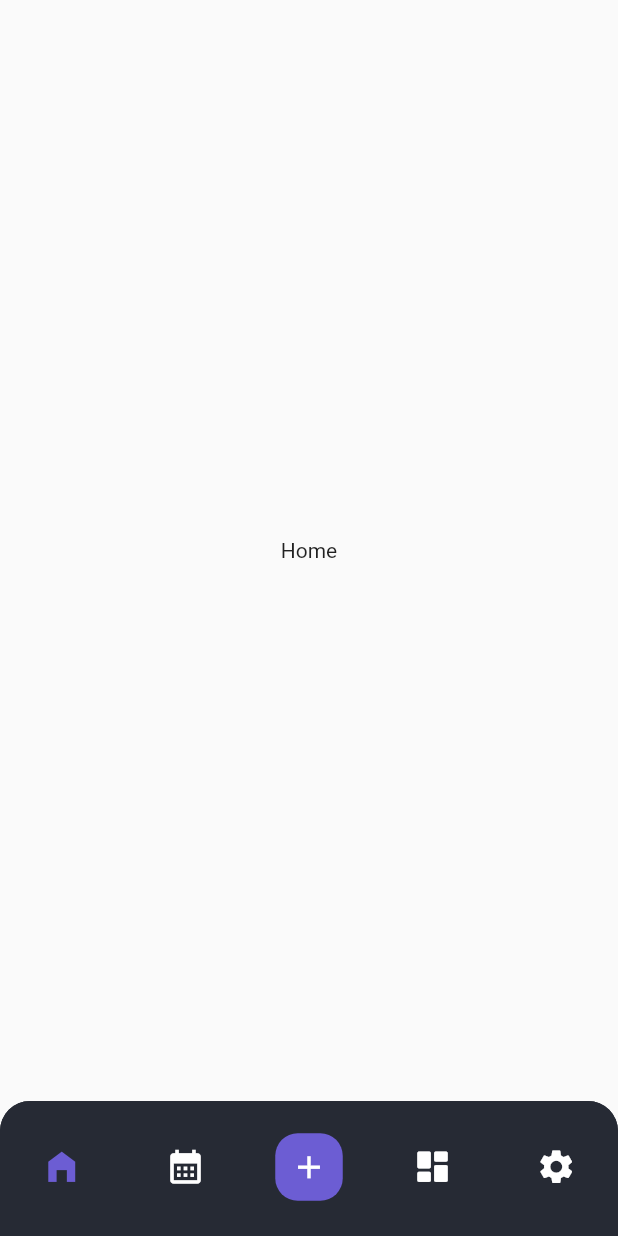
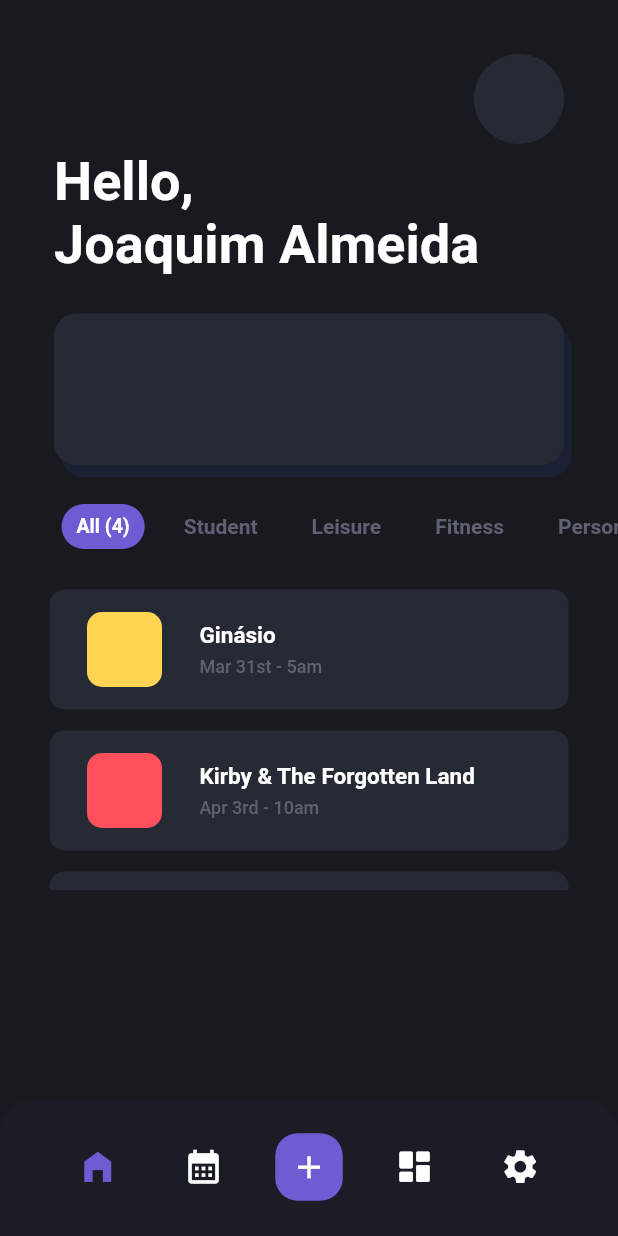
Before and after one commit to DreFlo/lgp-2223-sc1, a Flutter app: the screen it shows after launch, on a phone screen of 412 x 824 dp. Run offline on Flutter 3.47's test engine with Material 2 defaults, Android fonts, the phone set to English and light mode, and no system bars; our stand-ins replace floor, flutter_svg, get_it, lottie, rive, sqflite; accounts and stored records are empty; generated files the repository leaves out were written again; Roboto replaces fonts that are missing (Poppins).

Commit message:
Main page

```diff
--- a/src/lib/app.dart
+++ b/src/lib/app.dart
@@ -3,7 +3,20 @@ import 'package:flutter_gen/gen_l10n/app_localizations.dart';
 import 'package:src/utils/service_locator.dart';
 
 import 'flavors.dart';
-import 'pages/my_home_page.dart';
+import 'pages/my_navigation_page.dart';
+
+const Map<int, Color> color = {
+  50: Color.fromRGBO(108, 93, 211, .1),
+  100: Color.fromRGBO(108, 93, 211, .2),
+  200: Color.fromRGBO(108, 93, 211, .3),
+  300: Color.fromRGBO(108, 93, 211, .4),
+  400: Color.fromRGBO(108, 93, 211, .5),
+  500: Color.fromRGBO(108, 93, 211, .6),
+  600: Color.fromRGBO(108, 93, 211, .7),
+  700: Color.fromRGBO(108, 93, 211, .8),
+  800: Color.fromRGBO(108, 93, 211, .9),
+  900: Color.fromRGBO(108, 93, 211, 1),
+};
 
 class App extends StatelessWidget {
   const App({Key? key}) : super(key: key);
@@ -19,11 +32,62 @@ class App extends StatelessWidget {
             localizationsDelegates: AppLocalizations.localizationsDelegates,
             supportedLocales: AppLocalizations.supportedLocales,
             theme: ThemeData(
-              primarySwatch: Colors.blue,
-            ),
+                fontFamily: 'Poppins',
+                primarySwatch: const MaterialColor(0xFF6C5DD3, color),
+                scaffoldBackgroundColor: const Color(0xFF181A20),
+                textTheme: const TextTheme(
+                  labelSmall: TextStyle(
+                      color: Color(0xFF71788D),
+                      fontSize: 13,
+                      fontWeight: FontWeight.normal),
+                  headlineSmall: TextStyle(
+                      color: Colors.white,
+                      fontSize: 15,
+                      fontWeight: FontWeight.bold),
+                  displayMedium: TextStyle(
+                      fontSize: 14,
+                      color: Color(0xFF71788D),
+                      fontWeight: FontWeight.w400),
+                  headlineMedium: TextStyle(
+                      fontSize: 12,
+                      color: Colors.white,
+                      fontWeight: FontWeight.w500),
+                  titleLarge: TextStyle(
+                      color: Colors.white,
+                      fontSize: 36,
+                      fontWeight: FontWeight.bold),
+                  titleMedium: TextStyle(
+                      color: Colors.white,
+                      fontSize: 24,
+                      fontWeight: FontWeight.w600),
+                  titleSmall: TextStyle(
+                      color: Colors.white,
+                      fontSize: 18,
+                      fontWeight: FontWeight.bold),
+                  bodyMedium: TextStyle(
+                      color: Colors.white,
+                      fontSize: 13,
+                      fontWeight: FontWeight.bold),
+                  displaySmall: TextStyle(
+                      color: Colors.white,
+                      fontSize: 13,
+                      fontWeight: FontWeight.w600),
+                  bodySmall: TextStyle(
+                      color: Colors.white,
+                      fontSize: 16,
+                      fontWeight: FontWeight.normal),
+                  bodyLarge: TextStyle(
+                      color: Color(0xFF5E6272),
+                      fontSize: 12,
+                      fontWeight: FontWeight.w500),
+                  labelLarge: TextStyle(
+                      color: Color(0xFF5E6272),
+                      fontSize: 14,
+                      fontWeight: FontWeight.w600),
+                )),
             home: const Scaffold(
               body: Center(
-                child: MyHomePage(),
+                child: MyNavigationPage(),
               ),
             ),
           );
--- /dev/null
+++ b/src/lib/pages/home/my_badge_placeholder.dart
@@ -0,0 +1,30 @@
+import 'package:flutter/material.dart';
+import 'package:src/themes/colors.dart';
+
+class MyBadgePlaceholder extends StatefulWidget {
+  const MyBadgePlaceholder({Key? key}) : super(key: key);
+
+  @override
+  State<MyBadgePlaceholder> createState() => _MyBadgePlaceholderState();
+}
+
+class _MyBadgePlaceholderState extends State<MyBadgePlaceholder> {
+  @override
+  Widget build(BuildContext context) {
+    return Container(
+      height: 101,
+      margin: const EdgeInsets.only(top: 25, right: 36, left: 36),
+      decoration: const BoxDecoration(
+        color: grayButton,
+        borderRadius: BorderRadius.all(Radius.circular(15)),
+        boxShadow: [
+          BoxShadow(
+            color: shadowColor,
+            offset: Offset(5, 8), // changes position of shadow
+          ),
+        ],
+      ),
+      // TODO - add content here
+    );
+  }
+}
--- /dev/null
+++ b/src/lib/pages/home/my_home_page.dart
@@ -0,0 +1,53 @@
+import 'package:flutter/material.dart';
+import 'package:src/pages/home/my_horizontal_scrollview.dart';
+import 'package:src/pages/home/my_profile_pic.dart';
+import 'package:src/pages/home/my_task_listview.dart';
+import 'package:src/pages/home/my_welcome_message.dart';
+import 'package:src/themes/colors.dart';
+
+import 'my_badge_placeholder.dart';
+
+class MyHomePage extends StatefulWidget {
+  const MyHomePage({Key? key}) : super(key: key);
+
+  @override
+  State<MyHomePage> createState() => _MyHomePageState();
+}
+
+class _MyHomePageState extends State<MyHomePage> {
+  int _selectedIndex = 0;
+  String name = "Joaquim Almeida"; // TODO Get name from database
+
+  @override
+  Widget build(BuildContext context) {
+    return Scaffold(
+      backgroundColor: appBackground,
+      body: Stack(
+        children: [
+          const Padding(
+            padding: EdgeInsets.only(right: 36, top: 36),
+            child: MyProfilePic()
+          ),
+          Column(
+            crossAxisAlignment: CrossAxisAlignment.start,
+            children: [
+              Padding(
+                  padding: const EdgeInsets.only(left: 36, top: 100),
+                  child: MyWelcomeMessage(name: name)),
+              const MyBadgePlaceholder(),
+              MyHorizontalScrollView(
+                selectedIndex: _selectedIndex,
+                setSelectedIndex: (int index) =>
+                    setState(() => _selectedIndex = index),
+              ),
+              const SizedBox(
+                height: 207,
+                child: MyTaskListView(),
+              )
+            ],
+          ),
+        ],
+      ),
+    );
+  }
+}
--- /dev/null
+++ b/src/lib/pages/home/my_horizontal_scrollview.dart
@@ -0,0 +1,91 @@
+import 'package:flutter/material.dart';
+import 'package:src/themes/colors.dart';
+
+class MyHorizontalScrollView extends StatefulWidget {
+  final int selectedIndex;
+  final Function(int) setSelectedIndex;
+
+  const MyHorizontalScrollView(
+      {Key? key, required this.selectedIndex, required this.setSelectedIndex})
+      : super(key: key);
+
+  @override
+  State<MyHorizontalScrollView> createState() => _MyHorizontalScrollViewState();
+}
+
+class _MyHorizontalScrollViewState extends State<MyHorizontalScrollView> {
+  final ScrollController _scrollController = ScrollController();
+  final Map<String, Color> items = {
+    'All (4)': mainPurple,
+    'Student': studentColor,
+    'Leisure': leisureColor,
+    'Fitness': fitnessColor,
+    'Personal': personalColor
+  };
+
+  void _onItemTap(int index) {
+    setState(() {
+      widget.setSelectedIndex(index);
+    });
+    _scrollToItem(index);
+  }
+
+  void _scrollToItem(int index) {
+    double itemWidth = MediaQuery.of(context).size.width / 2.5;
+    double itemOffset = index * itemWidth;
+    double screenWidth = MediaQuery.of(context).size.width;
+    double scrollOffset = itemOffset - screenWidth / 2 + (itemWidth / 2);
+    _scrollController.animateTo(scrollOffset,
+        duration: const Duration(milliseconds: 800), curve: Curves.easeInOut);
+  }
+
+  Widget buildSelectedItem(int index, String name, Color color) {
+    return Container(
+      height: 30,
+      alignment: Alignment.center,
+      margin: const EdgeInsets.symmetric(horizontal: 8),
+      padding: const EdgeInsets.symmetric(horizontal: 10),
+      decoration: BoxDecoration(
+        color: color,
+        borderRadius: BorderRadius.circular(18.5),
+      ),
+      child: Text(name,
+          textAlign: TextAlign.center,
+          style: Theme.of(context).textTheme.bodyMedium),
+    );
+  }
+
+  Widget buildUnselectedItem(int index, String name) {
+    return Padding(
+      padding: const EdgeInsets.symmetric(horizontal: 18),
+      child: Text(name,
+          textAlign: TextAlign.center,
+          style: Theme.of(context).textTheme.labelLarge),
+    );
+  }
+
+  Widget buildItem(int index, String name, Color color, bool isSelected) {
+    return GestureDetector(
+        onTap: () => _onItemTap(index),
+        child: isSelected
+            ? buildSelectedItem(index, name, color)
+            : buildUnselectedItem(index, name));
+  }
+
+  @override
+  Widget build(BuildContext context) {
+    return SingleChildScrollView(
+        controller: _scrollController,
+        scrollDirection: Axis.horizontal,
+        child: Padding(
+          padding: const EdgeInsets.only(left: 33, top: 26, bottom: 20),
+          child: Row(
+            children: [
+              for (var i = 0; i < items.length; i++)
+                buildItem(i, items.keys.elementAt(i), items.values.elementAt(i),
+                    i == widget.selectedIndex),
+            ],
+          ),
+        ));
+  }
+}
--- /dev/null
+++ b/src/lib/pages/home/my_profile_pic.dart
@@ -0,0 +1,30 @@
+import 'package:flutter/material.dart';
+import 'package:src/themes/colors.dart';
+
+class MyProfilePic extends StatefulWidget {
+  const MyProfilePic({Key? key}) : super(key: key);
+
+  @override
+  State<MyProfilePic> createState() => _MyProfilePicState();
+}
+
+class _MyProfilePicState extends State<MyProfilePic> {
+  @override
+  Widget build(BuildContext context) {
+    return Row(
+      children: [
+        const Spacer(),
+        GestureDetector(
+          onTap: () {
+            // TODO Handle the tap on the profile picture
+          },
+          child: const CircleAvatar(
+            radius: 30,
+            backgroundColor: grayButton,
+            // TODO Get profile pic - backgroundImage: AssetImage(path),
+          ),
+        )
+      ],
+    );
+  }
+}
--- /dev/null
+++ b/src/lib/pages/home/my_task_card.dart
@@ -0,0 +1,76 @@
+import 'package:flutter/material.dart';
+import 'package:intl/intl.dart';
+import 'package:src/themes/colors.dart';
+
+class MyTaskCard extends StatefulWidget {
+  final String name;
+  final DateTime deadline;
+  final String module;
+
+  const MyTaskCard({Key? key, required this.name, required this.deadline, required this.module}) : super(key: key);
+
+  @override
+  State<MyTaskCard> createState() => _MyTaskCardState();
+}
+
+class _MyTaskCardState extends State<MyTaskCard> {
+  final Map<String, Color> moduleColors = {
+    'Student': studentColor,
+    'Leisure': leisureColor,
+    'Personal': personalColor,
+    'Fitness': fitnessColor,
+  };
+
+  formatDeadline(DateTime deadline) {
+    Map<int, String> suffixes = {
+      1: 'st',
+      2: 'nd',
+      3: 'rd',
+    };
+
+    String ordinalDay = (deadline.day >= 11 && deadline.day <= 13)
+        ? 'th'
+        : suffixes[deadline.day % 10] ?? 'th';
+
+    return DateFormat("MMM d'$ordinalDay' - ha")
+        .format(deadline)
+        .replaceAll('AM', 'am')
+        .replaceAll('PM', 'pm');
+  }
+
+  @override
+  Widget build(BuildContext context) {
+    return Container(
+      height: 80,
+      margin: const EdgeInsets.symmetric(vertical: 7, horizontal: 33),
+      decoration: BoxDecoration(
+        borderRadius: BorderRadius.circular(10),
+        color: grayButton,
+      ),
+      child: Row(children: [
+        Container(
+            width: 50,
+            height: 50,
+            margin: const EdgeInsets.symmetric(
+                vertical: 15, horizontal: 25),
+            decoration: BoxDecoration(
+              borderRadius: BorderRadius.circular(10),
+              color: moduleColors[widget.module],
+            )),
+        Column(
+          mainAxisAlignment: MainAxisAlignment.center,
+          crossAxisAlignment: CrossAxisAlignment.start,
+          children: [
+            Text(widget.name,
+                style: Theme.of(context).textTheme.headlineSmall),
+            const SizedBox(height: 5),
+            Text(
+              formatDeadline(widget.deadline),
+              style: Theme.of(context).textTheme.bodyLarge,
+            ),
+          ],
+        ),
+      ]),
+    );
+  }
+}
--- /dev/null
+++ b/src/lib/pages/home/my_task_listview.dart
@@ -0,0 +1,62 @@
+import 'package:flutter/material.dart';
+
+import '../../models/student/task.dart';
+import '../../utils/enums.dart';
+import 'my_task_card.dart';
+
+class MyTaskListView extends StatefulWidget {
+  const MyTaskListView({Key? key}) : super(key: key);
+
+  @override
+  State<MyTaskListView> createState() => _MyTaskListViewState();
+}
+
+class _MyTaskListViewState extends State<MyTaskListView> {
+  // TODO - get tasks from database
+  // TODO - change logic when we have events (leisure) - for now everything is tasks and description is being used to distinguish between modules
+  List<Task> items = [
+    Task(
+        id: 1,
+        name: 'Ginásio',
+        description: 'Student',
+        deadline: DateTime(2023, 3, 31, 5),
+        priority: Priority.high,
+        taskGroupId: 1),
+    Task(
+        id: 1,
+        name: 'Kirby & The Forgotten Land',
+        description: 'Leisure',
+        deadline: DateTime(2023, 4, 3, 10),
+        priority: Priority.medium,
+        taskGroupId: 1),
+    Task(
+        id: 1,
+        name: 'Caminhar',
+        description: 'Personal',
+        deadline: DateTime(2023, 4, 4, 5),
+        priority: Priority.low,
+        taskGroupId: 1),
+    Task(
+        id: 1,
+        name: 'Treino 5 Minutos',
+        description: 'Fitness',
+        deadline: DateTime(2023, 4, 5, 8),
+        priority: Priority.high,
+        taskGroupId: 1),
+  ];
+
+  @override
+  Widget build(BuildContext context) {
+    return SingleChildScrollView(
+        scrollDirection: Axis.vertical,
+        child: Column(
+          children: [
+            for (var item in items)
+              MyTaskCard(
+                  name: item.name,
+                  deadline: item.deadline,
+                  module: item.description)
+          ],
+        ));
+  }
+}
--- /dev/null
+++ b/src/lib/pages/home/my_welcome_message.dart
@@ -0,0 +1,26 @@
+import 'package:flutter/material.dart';
+
+class MyWelcomeMessage extends StatefulWidget {
+  final String name;
+
+  const MyWelcomeMessage({Key? key, required this.name}) : super(key: key);
+
+  @override
+  State<MyWelcomeMessage> createState() => _MyWelcomeMessageState();
+}
+
+class _MyWelcomeMessageState extends State<MyWelcomeMessage> {
+  @override
+  Widget build(BuildContext context) {
+    return Column(crossAxisAlignment: CrossAxisAlignment.start, children: [
+      Text(
+        'Hello,',
+        style: Theme.of(context).textTheme.titleLarge,
+      ),
+      Text(
+        widget.name,
+        style: Theme.of(context).textTheme.titleLarge,
+      ),
+    ]);
+  }
+}
--- a/src/lib/pages/my_home_page.dart
+++ b/src/lib/pages/my_navigation_page.dart
@@ -1,14 +1,16 @@
 import 'package:flutter/material.dart';
+import 'package:src/pages/home/my_home_page.dart';
 import 'package:src/widgets/my_bottom_navigation_bar.dart';
+import 'package:src/themes/colors.dart';
 
-class MyHomePage extends StatefulWidget {
-  const MyHomePage({Key? key}) : super(key: key);
+class MyNavigationPage extends StatefulWidget {
+  const MyNavigationPage({Key? key}) : super(key: key);
 
   @override
-  State<MyHomePage> createState() => _MyHomePageState();
+  State<MyNavigationPage> createState() => _MyNavigationPageState();
 }
 
-class _MyHomePageState extends State<MyHomePage> {
+class _MyNavigationPageState extends State<MyNavigationPage> {
   int _currentIndex = 0;
   late PageController _pageController;
 
@@ -35,9 +37,7 @@ class _MyHomePageState extends State<MyHomePage> {
   }
 
   List<Widget> pages = const [
-    Center(
-      child: Text("Home"), //TODO
-    ),
+    MyHomePage(),
     Center(
       child: Text("Calendar"), //TODO
     ),
@@ -53,6 +53,7 @@ class _MyHomePageState extends State<MyHomePage> {
   @override
   Widget build(BuildContext context) {
     return Scaffold(
+        backgroundColor: appBackground,
         body: SizedBox.expand(
             child: PageView(
           controller: _pageController,
--- a/src/lib/themes/colors.dart
+++ b/src/lib/themes/colors.dart
@@ -4,12 +4,16 @@ const Color mainPurple = Color(0xFF6C5DD3);
 
 const Color grayButton = Color(0xFF262A34);
 
+const Color bottomNavbar = Color(0xFF1A1D25);
+
+const Color shadowColor = Color(0xFF1B2135);
+
 const Color appBackground = Color(0xFF181A20);
 
-const Color studentColor = Color(0xFFFFDD72);
+const Color studentColor = Color(0xFFFFD551);
 
-const Color leisureColor = Color(0xFFF52349);
+const Color leisureColor = Color(0xFFFE505B);
 
 const Color personalColor = Color(0xFFB3FF67);
 
-const Color fitnessColor = Color(0xFF52ACFF);
+const Color fitnessColor = Color(0xFF4690FF);
--- a/src/lib/widgets/my_bottom_navigation_bar.dart
+++ b/src/lib/widgets/my_bottom_navigation_bar.dart
@@ -47,13 +47,14 @@ class _MyBottomNavigationBarState extends State<MyBottomNavigationBar> {
     return Container(
       width: MediaQuery.of(context).size.width,
       height: 90,
+      padding: const EdgeInsets.only(left: 30, right: 30),
       decoration: const BoxDecoration(
           borderRadius: BorderRadius.only(
             topLeft: Radius.circular(20),
             topRight: Radius.circular(20),
           ),
           boxShadow: [
-            BoxShadow(color: grayButton),
+            BoxShadow(color: bottomNavbar),
           ]),
       child: ClipRRect(
           borderRadius: const BorderRadius.only(
@@ -64,7 +65,7 @@ class _MyBottomNavigationBarState extends State<MyBottomNavigationBar> {
             type: BottomNavigationBarType.fixed,
             showSelectedLabels: false,
             showUnselectedLabels: false,
-            backgroundColor: grayButton,
+            backgroundColor: bottomNavbar,
             selectedItemColor: mainPurple,
             unselectedItemColor: Colors.white,
             iconSize: 27,
```
